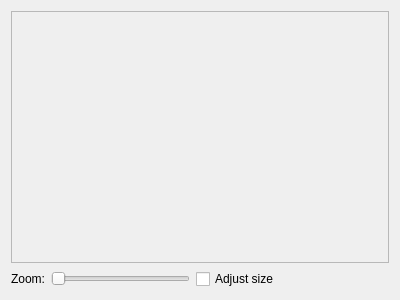
This is python/soma/jobs/gui/graphWidget.ui in populse/soma-workflow as Qt 5 draws it before an edit. The edited form follows.
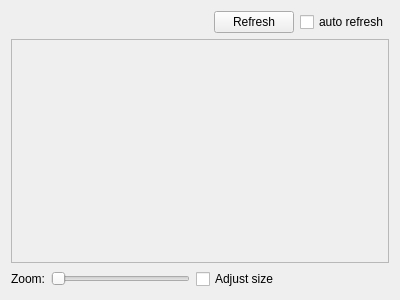
This is the edited form.

```diff
--- a/python/soma/jobs/gui/graphWidget.ui
+++ b/python/soma/jobs/gui/graphWidget.ui
@@ -14,6 +14,43 @@
    <string>Form</string>
   </property>
   <layout class="QVBoxLayout" name="verticalLayout">
+   <item>
+    <layout class="QHBoxLayout" name="horizontalLayout_2">
+     <property name="sizeConstraint">
+      <enum>QLayout::SetMinimumSize</enum>
+     </property>
+     <item>
+      <spacer name="horizontalSpacer_2">
+       <property name="orientation">
+        <enum>Qt::Horizontal</enum>
+       </property>
+       <property name="sizeHint" stdset="0">
+        <size>
+         <width>40</width>
+         <height>20</height>
+        </size>
+       </property>
+      </spacer>
+     </item>
+     <item>
+      <widget class="QPushButton" name="button_refresh">
+       <property name="text">
+        <string>Refresh</string>
+       </property>
+      </widget>
+     </item>
+     <item>
+      <widget class="QCheckBox" name="checkbox_auto_update">
+       <property name="text">
+        <string>auto refresh</string>
+       </property>
+       <property name="tristate">
+        <bool>false</bool>
+       </property>
+      </widget>
+     </item>
+    </layout>
+   </item>
    <item>
     <widget class="QScrollArea" name="scrollArea">
      <property name="widgetResizable">
@@ -25,7 +62,7 @@
         <x>0</x>
         <y>0</y>
         <width>378</width>
-        <height>250</height>
+        <height>211</height>
        </rect>
       </property>
      </widget>
```
